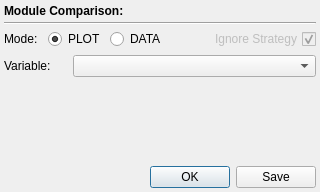
DTOcean/dtocean-app, file designer/levelcomparison.ui: the form before one commit.
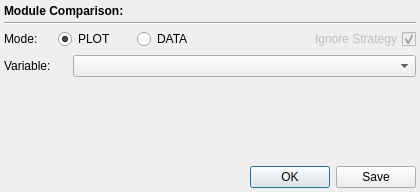
The form after the commit.

Commit message: Fixed simulation comparison widgets. Made details widget more space efficient Fixed point select widget.

```diff
--- a/designer/levelcomparison.ui
+++ b/designer/levelcomparison.ui
@@ -6,7 +6,7 @@
    <rect>
     <x>0</x>
     <y>0</y>
-    <width>320</width>
+    <width>420</width>
     <height>192</height>
    </rect>
   </property>
@@ -29,6 +29,9 @@
    <property name="spacing">
     <number>4</number>
    </property>
+   <property name="sizeConstraint">
+    <enum>QLayout::SetDefaultConstraint</enum>
+   </property>
    <property name="margin">
     <number>4</number>
    </property>
@@ -57,11 +60,20 @@
    </item>
    <item>
     <layout class="QHBoxLayout" name="topHorizontalLayout">
+     <property name="sizeConstraint">
+      <enum>QLayout::SetDefaultConstraint</enum>
+     </property>
      <item>
       <widget class="QLabel" name="label_3">
+       <property name="sizePolicy">
+        <sizepolicy hsizetype="Fixed" vsizetype="Preferred">
+         <horstretch>0</horstretch>
+         <verstretch>0</verstretch>
+        </sizepolicy>
+       </property>
        <property name="minimumSize">
         <size>
-         <width>40</width>
+         <width>50</width>
          <height>0</height>
         </size>
        </property>
@@ -72,9 +84,15 @@
      </item>
      <item>
       <widget class="QRadioButton" name="plotButton">
+       <property name="sizePolicy">
+        <sizepolicy hsizetype="Fixed" vsizetype="Fixed">
+         <horstretch>0</horstretch>
+         <verstretch>0</verstretch>
+        </sizepolicy>
+       </property>
        <property name="minimumSize">
         <size>
-         <width>55</width>
+         <width>75</width>
          <height>0</height>
         </size>
        </property>
@@ -94,9 +112,15 @@
        <property name="enabled">
         <bool>true</bool>
        </property>
+       <property name="sizePolicy">
+        <sizepolicy hsizetype="Fixed" vsizetype="Fixed">
+         <horstretch>0</horstretch>
+         <verstretch>0</verstretch>
+        </sizepolicy>
+       </property>
        <property name="minimumSize">
         <size>
-         <width>55</width>
+         <width>75</width>
          <height>0</height>
         </size>
        </property>
@@ -126,6 +150,24 @@
        <property name="enabled">
         <bool>false</bool>
        </property>
+       <property name="sizePolicy">
+        <sizepolicy hsizetype="Fixed" vsizetype="Fixed">
+         <horstretch>0</horstretch>
+         <verstretch>0</verstretch>
+        </sizepolicy>
+       </property>
+       <property name="minimumSize">
+        <size>
+         <width>150</width>
+         <height>0</height>
+        </size>
+       </property>
+       <property name="maximumSize">
+        <size>
+         <width>150</width>
+         <height>16777215</height>
+        </size>
+       </property>
        <property name="layoutDirection">
         <enum>Qt::RightToLeft</enum>
        </property>
```
The commit also changes 5 other files.
